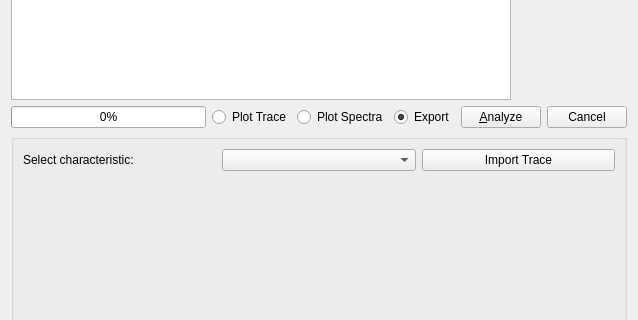
Qt form ui/batch_dialog.ui (knipe1/oes-spa) before a commit; both pictures show x 0 to 638 and y 320 to 640 of the 638 by 850 pixel window.
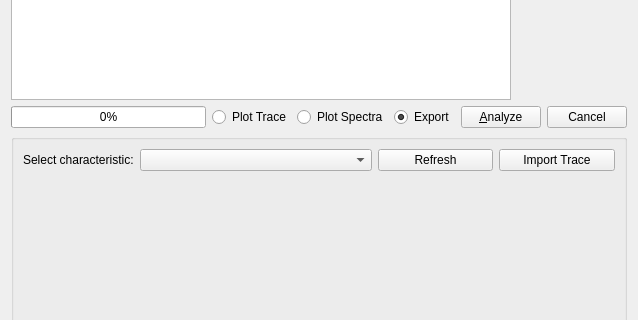
The same form after that commit. Icons and pictures are not drawn. Custom widgets are drawn as their Qt base class.

Commit message: Add 'Refresh' Button.

What changed in the file:
```diff
--- a/ui/batch_dialog.ui
+++ b/ui/batch_dialog.ui
@@ -256,10 +256,23 @@
        </widget>
       </item>
       <item row="0" column="1">
-       <widget class="QComboBox" name="cmbTrace"/>
+       <widget class="QComboBox" name="cmbTrace">
+        <property name="sizePolicy">
+         <sizepolicy hsizetype="Preferred" vsizetype="Fixed">
+          <horstretch>2</horstretch>
+          <verstretch>0</verstretch>
+         </sizepolicy>
+        </property>
+       </widget>
       </item>
-      <item row="0" column="2">
+      <item row="0" column="3">
        <widget class="QPushButton" name="btnImport">
+        <property name="sizePolicy">
+         <sizepolicy hsizetype="Minimum" vsizetype="Fixed">
+          <horstretch>1</horstretch>
+          <verstretch>0</verstretch>
+         </sizepolicy>
+        </property>
         <property name="text">
          <string>Import Trace</string>
         </property>
@@ -299,6 +312,19 @@
         </property>
        </widget>
       </item>
+      <item row="0" column="2">
+       <widget class="QPushButton" name="btnRefresh">
+        <property name="sizePolicy">
+         <sizepolicy hsizetype="Minimum" vsizetype="Fixed">
+          <horstretch>1</horstretch>
+          <verstretch>0</verstretch>
+         </sizepolicy>
+        </property>
+        <property name="text">
+         <string>Refresh</string>
+        </property>
+       </widget>
+      </item>
      </layout>
     </widget>
    </item>
```
Left out of the diff: 4 changed lines with no effect on the pictures. The commit also changes 4 other files.
